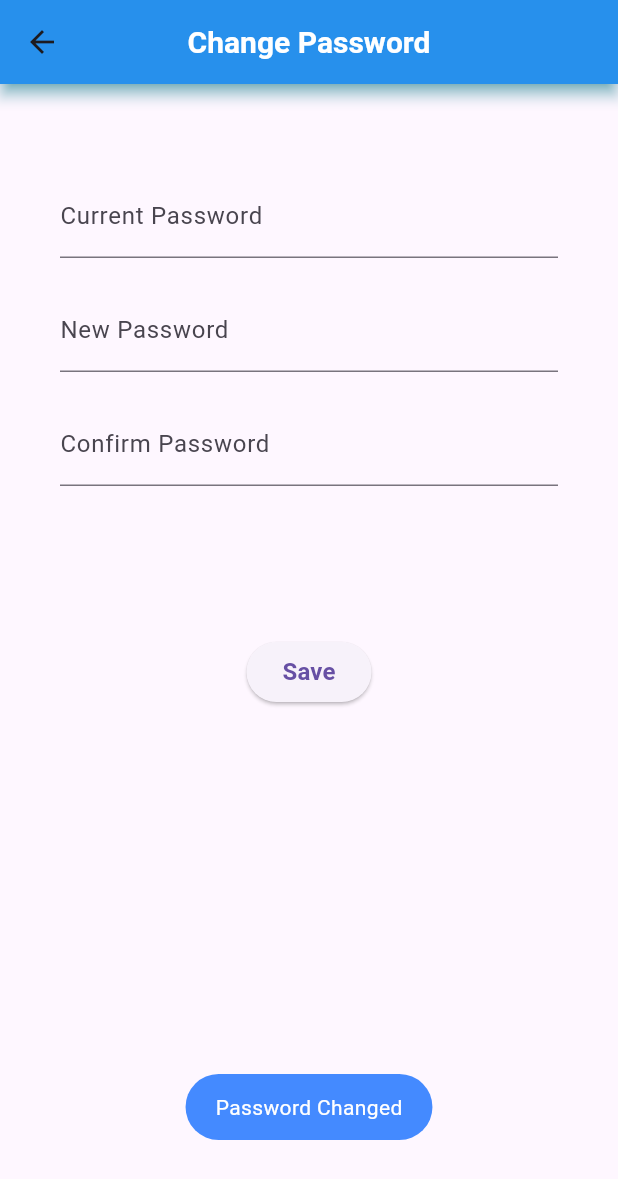
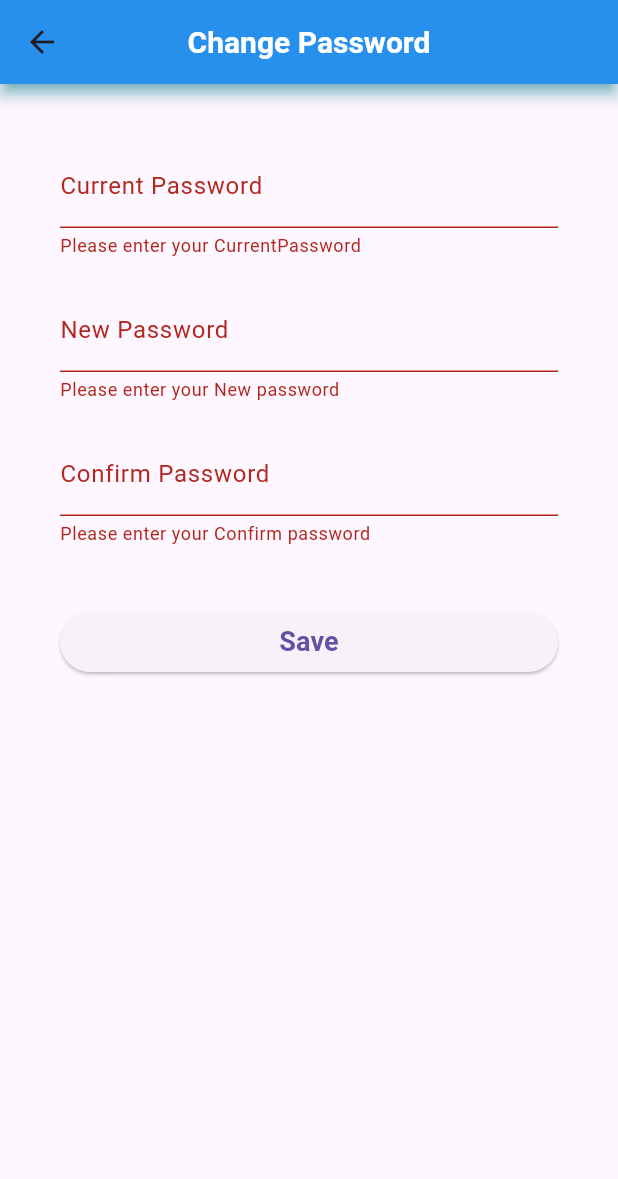
Before and after one commit to Tantawiiii/Supervisor--App, a Flutter app: the ChangePasswordScreen screen opened by its route, after a tap on "Save", on a phone screen of 412 x 824 dp. Shown: the top 1179 px of the screen. Run offline on Flutter 3.47's test engine with Material 3 defaults, Android fonts, the phone set to English and light mode, and no system bars; our stand-ins replace flutter_speed_dial, fluttertoast, google_maps_flutter, lottie.

Commit message:
mac(Changes): last changed with omar.

```diff
--- a/lib/features/home/map_track_screen.dart
+++ b/lib/features/home/map_track_screen.dart
@@ -90,7 +90,6 @@ class MapTrackerScreen extends StatelessWidget {
               ),
               zoomControlsEnabled: true,
               zoomGesturesEnabled: true,
-              myLocationEnabled: true,
               markers: {
                 const Marker(
                   markerId: MarkerId('marker_1'),
@@ -102,7 +101,7 @@ class MapTrackerScreen extends StatelessWidget {
           Expanded(
             flex: 1,
             child: Container(
-              color: Colors.white,
+              color: Colors.white60,
               padding: const EdgeInsets.all(40.0),
               child: Column(
                 mainAxisAlignment: MainAxisAlignment.spaceEvenly,
@@ -113,8 +112,9 @@ class MapTrackerScreen extends StatelessWidget {
                     style: const TextStyle(
                         fontSize: 20, fontWeight: FontWeight.bold),
                   ),
+                  SizedBox(height: 15,),
                   Text(
-                    "Bus ID: ${busId ?? ""}",
+                    "Bus ID: ${busId ?? "" }",
                     style: const TextStyle(
                         fontSize: 20, fontWeight: FontWeight.bold),
                   ),
--- a/lib/features/profile/change_password_screen.dart
+++ b/lib/features/profile/change_password_screen.dart
@@ -3,8 +3,21 @@
 import 'package:flutter/material.dart';
 import 'package:fluttertoast/fluttertoast.dart';
 
-class ChangePasswordScreen extends StatelessWidget {
+class ChangePasswordScreen extends StatefulWidget {
   const ChangePasswordScreen({super.key});
+
+  @override
+  State<ChangePasswordScreen> createState() => _ChangePasswordScreenState();
+}
+
+class _ChangePasswordScreenState extends State<ChangePasswordScreen> {
+
+
+  final _formKey = GlobalKey<FormState>();
+  final TextEditingController _currentPassController = TextEditingController();
+  final TextEditingController _newPasswordController = TextEditingController();
+  final TextEditingController _confirmPasswordController = TextEditingController();
+
 
   @override
   Widget build(BuildContext context) {
@@ -25,40 +38,71 @@ class ChangePasswordScreen extends StatelessWidget {
       ),
       body: Padding(
         padding: const EdgeInsets.all(40.0),
+        child: Form(
+          key: _formKey,
           child: Column(
-          mainAxisAlignment: MainAxisAlignment.start,
-          children: [
-            const SizedBox(height: 20),
-            const TextField(
-              decoration: InputDecoration(labelText: 'Current Password'),
-              obscureText: true,
+            crossAxisAlignment: CrossAxisAlignment.stretch,
+            children: <Widget>[
+              TextFormField(
+                controller: _currentPassController,
+                decoration: const InputDecoration(labelText: 'Current Password'),
+                validator: (value) {
+                  if (value!.isEmpty) {
+                    return 'Please enter your CurrentPassword';
+                  }
+                  return null;
+                },
               ),
               const SizedBox(height: 20),
-            const TextField(
-              decoration: InputDecoration(labelText: 'New Password'),
+              TextFormField(
+                controller: _newPasswordController,
+                decoration: const InputDecoration(labelText: 'New Password'),
                 obscureText: true,
+                validator: (value) {
+                  if (value!.isEmpty) {
+                    return 'Please enter your New password';
+                  }
+                  return null;
+                },
               ),
               const SizedBox(height: 20),
-            const TextField(
-              decoration: InputDecoration(labelText: 'Confirm Password'),
+              TextFormField(
+                controller: _confirmPasswordController,
+                decoration: const InputDecoration(labelText: 'Confirm Password'),
                 obscureText: true,
+                validator: (value) {
+                  if (value!.isEmpty) {
+                    return 'Please enter your Confirm password';
+                  }
+                  return null;
+                },
               ),
-            const SizedBox(height: 100),
+              const SizedBox(height: 40),
               ElevatedButton(
                 onPressed: () {
+                  if (_formKey.currentState!.validate()) {
                     Fluttertoast.showToast(
-                    msg: "Password Changed",
+                        msg: "Password has been changed successfully",
                         toastLength: Toast.LENGTH_SHORT,
                         gravity: ToastGravity.BOTTOM,
                         timeInSecForIosWeb: 1,
                         backgroundColor: Colors.blueAccent,
                         textColor: Colors.white,
-                    fontSize: 14.0);
+                        fontSize: 16.0);
+                  }
                 },
-              child: const Text('Save',
-                style: TextStyle(fontSize: 16, fontWeight: FontWeight.bold),),
+                child: const Text(
+                  'Save',
+                  style: TextStyle(
+                    fontSize: 18,
+                    fontWeight: FontWeight.bold,
                   ),
+                ),
+              ),
+
+
             ],
+          ),
         ),
       ),
     );
--- a/lib/features/profile/lost_object_screen.dart
+++ b/lib/features/profile/lost_object_screen.dart
@@ -14,7 +14,7 @@ class LostObjectScreen extends StatelessWidget {
         title: const Text(
           'Lost Object',
           style: TextStyle(
-            fontSize: 22,
+            fontSize: 20,
             color: Colors.white,
             fontWeight: FontWeight.bold,
           ),
--- a/lib/features/profile/profile_screen.dart
+++ b/lib/features/profile/profile_screen.dart
@@ -13,7 +13,7 @@ class ProfileScreen extends StatelessWidget {
         title: const Text(
           'Profile',
           style: TextStyle(
-            fontSize: 24,
+            fontSize: 20,
             color: Colors.white,
             fontWeight: FontWeight.bold,
           ),
@@ -25,7 +25,7 @@ class ProfileScreen extends StatelessWidget {
         child: Center(
           child: ListView(
             children: const [
-              SizedBox(height: 40),
+              SizedBox(height: 60),
               CircleAvatar(
                 radius: 80,
                 backgroundImage: AssetImage('assets/profile_image.jpg'),
--- a/lib/main.dart
+++ b/lib/main.dart
@@ -14,7 +14,6 @@ class MyApp extends StatelessWidget {
       debugShowCheckedModeBanner: false,
       initialRoute: AppRoutes.splashScreen,
       routes: AppRoutes.routes,
-
     );
   }
 }
--- a/lib/routers/app_router.dart
+++ b/lib/routers/app_router.dart
@@ -1,7 +1,7 @@
 
 
 import 'package:flutter/material.dart';
-import 'package:supervisor/features/home/home_bus_screen.dart';
+import 'package:supervisor/features/home/choose_bus_screen.dart';
 import 'package:supervisor/features/login/login_screen.dart';
 import 'package:supervisor/features/profile/change_password_screen.dart';
 import 'package:supervisor/features/profile/lost_object_screen.dart';
@@ -22,7 +22,7 @@ class AppRoutes {
   static Map<String, WidgetBuilder> routes = {
     splashScreen: (context) => const SplashScreen(),
     loginScreen: (context) => const LoginScreen(),
-    homeScreen: (context) => const HomeBusScreen(),
+    homeScreen: (context) => const ChooseYourBusScreen(),
     profileScreen: (context) => const ProfileScreen(),
     changePassScreen: (context) => const ChangePasswordScreen(),
     LostObjectsScreen: (context) => const LostObjectScreen(),
```
Also changed, not shown: lib/features/home/choose_bus_screen.dart (renamed from lib/features/home/home_bus_screen.dart, +8 -7 lines), lib/features/login/login_form.dart (deleted, +0 -79 lines), lib/features/login/login_screen.dart (+72 -6 lines), 2 other files. Lines whose indentation alone changed are shown as unchanged.
